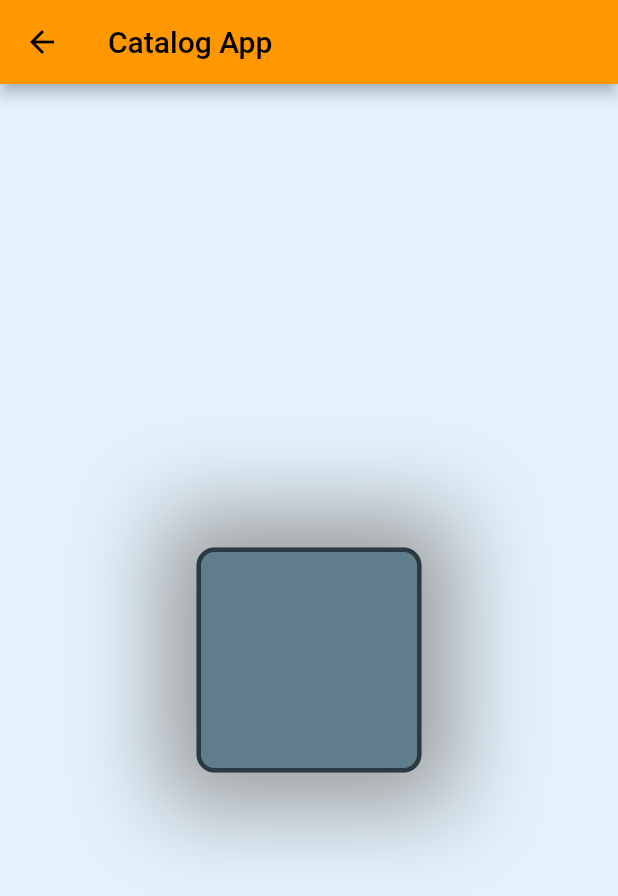
After one commit to rencrypter/flutter, a Flutter app: the DecorationContainer screen opened by its route, on a phone screen of 412 x 824 dp. The commit adds this screen. Shown: the top 896 px of the screen. Run offline on Flutter 3.47's test engine with Material 2 defaults, Android fonts, the phone set to English and light mode, and no system bars.

Commit message:
decoration()

```diff
--- a/lib/main.dart
+++ b/lib/main.dart
@@ -1,4 +1,5 @@
 import 'package:first_app/pages/Button.dart';
+import 'package:first_app/pages/Decoration.dart';
 import 'package:first_app/pages/Scroll.dart';
 import 'package:first_app/pages/colomn.dart';
 import 'package:first_app/pages/home_page.dart';
@@ -28,6 +29,7 @@ class MyApp extends StatelessWidget {
         "/col":(context) => colomn(),
         "/scroll":(context)=>Scroll(),
         "/list":(context) => List(),
+        "/dec":(context) => DecorationContainer(),
       },
     );
   }
--- /dev/null
+++ b/lib/pages/Decoration.dart
@@ -0,0 +1,43 @@
+import 'package:flutter/material.dart';
+
+class DecorationContainer extends StatelessWidget {
+
+
+  @override
+  Widget build(BuildContext context) {
+    return Scaffold(
+      appBar: AppBar(
+
+        title: Text("Catalog App"),
+
+      ),
+      body: Container(
+        height: double.infinity,
+        width: double.infinity,
+        color:Colors.blue.shade50,
+        child: Center(
+          child: Container(
+            width: 150,
+            height: 150,
+            decoration: BoxDecoration(
+              color: Colors.blueGrey,
+              borderRadius: BorderRadius.circular(12),
+              border: Border.all(
+                width: 3,
+                color: Colors.black54,
+              ),
+              boxShadow: [
+                BoxShadow(
+                  blurRadius: 50,
+                  color: Colors.grey,
+                  spreadRadius: 24,
+                )
+              ]
+            ),
+          ),
+        ),
+
+      ),
+    );
+  }
+}
```
